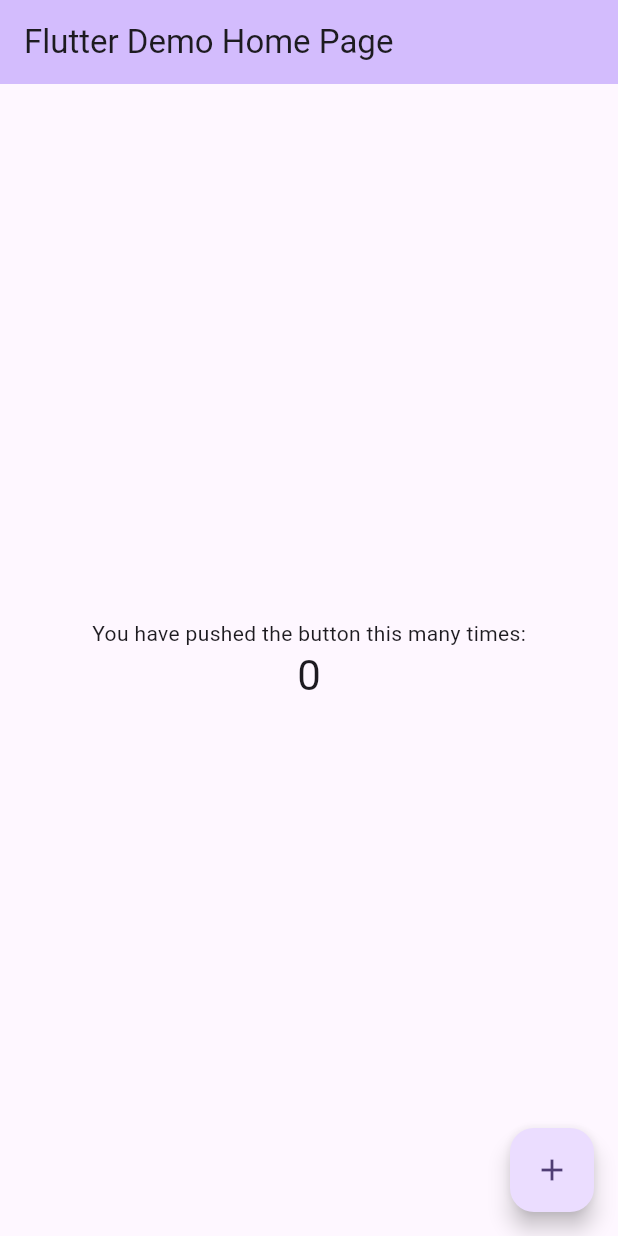
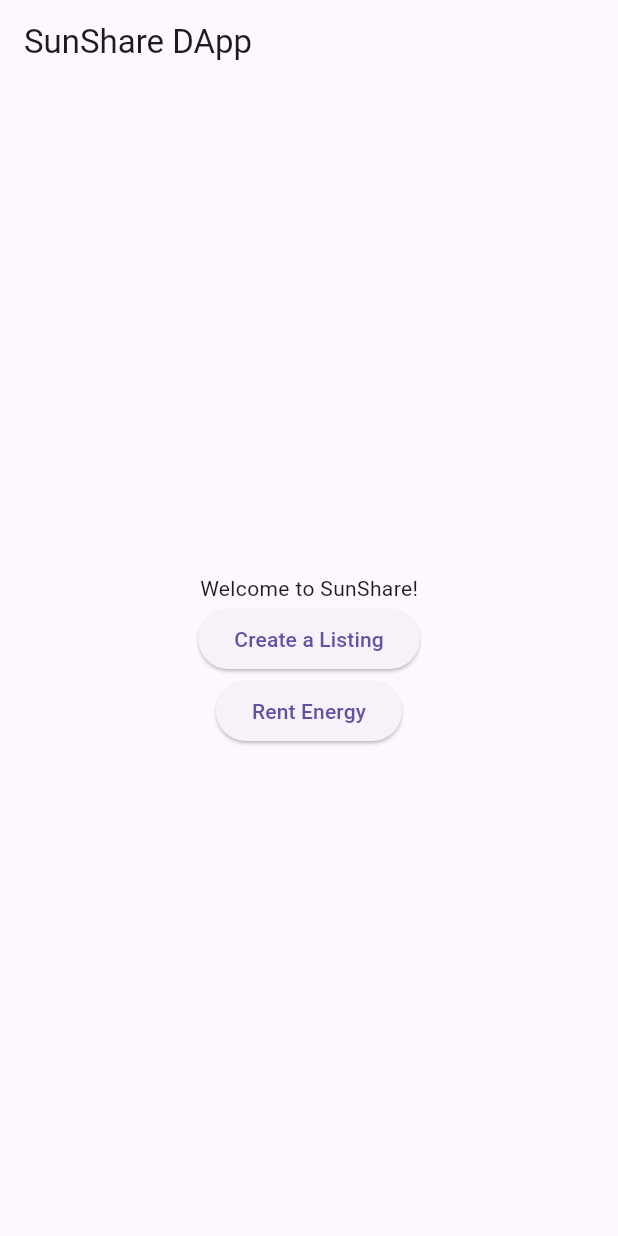
Before and after one commit to SandyUndefined/SunShare, a Flutter app: the screen it shows after launch, on a phone screen of 412 x 824 dp. Run offline on Flutter 3.47's test engine with Material 3 defaults, Android fonts, the phone set to English and light mode, and no system bars.

Commit message:
Started with frontend

```diff
--- a/frontend/lib/main.dart
+++ b/frontend/lib/main.dart
@@ -1,4 +1,7 @@
 import 'package:flutter/material.dart';
+import 'package:frontend/screens/home.dart';
+import 'package:provider/provider.dart';
+import './services/web3_service.dart';
 
 void main() {
   runApp(const MyApp());
@@ -7,119 +10,24 @@ void main() {
 class MyApp extends StatelessWidget {
   const MyApp({super.key});
 
-  // This widget is the root of your application.
   @override
   Widget build(BuildContext context) {
-    return MaterialApp(
-      title: 'Flutter Demo',
-      theme: ThemeData(
-        // This is the theme of your application.
-        //
-        // TRY THIS: Try running your application with "flutter run". You'll see
-        // the application has a purple toolbar. Then, without quitting the app,
-        // try changing the seedColor in the colorScheme below to Colors.green
-        // and then invoke "hot reload" (save your changes or press the "hot
-        // reload" button in a Flutter-supported IDE, or press "r" if you used
-        // the command line to start the app).
-        //
-        // Notice that the counter didn't reset back to zero; the application
-        // state is not lost during the reload. To reset the state, use hot
-        // restart instead.
-        //
-        // This works for code too, not just values: Most code changes can be
-        // tested with just a hot reload.
-        colorScheme: ColorScheme.fromSeed(seedColor: Colors.deepPurple),
-        useMaterial3: true,
+    return MultiProvider(
+      providers: [
+        Provider(create: (_) => Web3Service()),
+      ],
+      child: MaterialApp(
+        title: 'SunShare DApp',
+        theme: ThemeData(
+          primarySwatch: Colors.blue,
+        ),
+        initialRoute: '/',
+        routes: {
+          '/': (context) => Home(),
+          // '/create-listing': (context) => CreateListingScreen(),
+          // '/rent-energy': (context) => RentEnergyScreen(),
+        },
       ),
-      home: const MyHomePage(title: 'Flutter Demo Home Page'),
     );
   }
 }
-
-class MyHomePage extends StatefulWidget {
-  const MyHomePage({super.key, required this.title});
-
-  // This widget is the home page of your application. It is stateful, meaning
-  // that it has a State object (defined below) that contains fields that affect
-  // how it looks.
-
-  // This class is the configuration for the state. It holds the values (in this
-  // case the title) provided by the parent (in this case the App widget) and
-  // used by the build method of the State. Fields in a Widget subclass are
-  // always marked "final".
-
-  final String title;
-
-  @override
-  State<MyHomePage> createState() => _MyHomePageState();
-}
-
-class _MyHomePageState extends State<MyHomePage> {
-  int _counter = 0;
-
-  void _incrementCounter() {
-    setState(() {
-      // This call to setState tells the Flutter framework that something has
-      // changed in this State, which causes it to rerun the build method below
-      // so that the display can reflect the updated values. If we changed
-      // _counter without calling setState(), then the build method would not be
-      // called again, and so nothing would appear to happen.
-      _counter++;
-    });
-  }
-
-  @override
-  Widget build(BuildContext context) {
-    // This method is rerun every time setState is called, for instance as done
-    // by the _incrementCounter method above.
-    //
-    // The Flutter framework has been optimized to make rerunning build methods
-    // fast, so that you can just rebuild anything that needs updating rather
-    // than having to individually change instances of widgets.
-    return Scaffold(
-      appBar: AppBar(
-        // TRY THIS: Try changing the color here to a specific color (to
-        // Colors.amber, perhaps?) and trigger a hot reload to see the AppBar
-        // change color while the other colors stay the same.
-        backgroundColor: Theme.of(context).colorScheme.inversePrimary,
-        // Here we take the value from the MyHomePage object that was created by
-        // the App.build method, and use it to set our appbar title.
-        title: Text(widget.title),
-      ),
-      body: Center(
-        // Center is a layout widget. It takes a single child and positions it
-        // in the middle of the parent.
-        child: Column(
-          // Column is also a layout widget. It takes a list of children and
-          // arranges them vertically. By default, it sizes itself to fit its
-          // children horizontally, and tries to be as tall as its parent.
-          //
-          // Column has various properties to control how it sizes itself and
-          // how it positions its children. Here we use mainAxisAlignment to
-          // center the children vertically; the main axis here is the vertical
-          // axis because Columns are vertical (the cross axis would be
-          // horizontal).
-          //
-          // TRY THIS: Invoke "debug painting" (choose the "Toggle Debug Paint"
-          // action in the IDE, or press "p" in the console), to see the
-          // wireframe for each widget.
-          mainAxisAlignment: MainAxisAlignment.center,
-          children: <Widget>[
-            const Text(
-              'You have pushed the button this many times:',
-            ),
-            Text(
-              '$_counter',
-              style: Theme.of(context).textTheme.headlineMedium,
-            ),
-          ],
-        ),
-      ),
-      floatingActionButton: FloatingActionButton(
-        onPressed: _incrementCounter,
-        tooltip: 'Increment',
-        child: const Icon(Icons.add),
-      ), // This trailing comma makes auto-formatting nicer for build methods.
-    );
-  }
-}
--- /dev/null
+++ b/frontend/lib/screens/home.dart
@@ -0,0 +1,36 @@
+import 'package:flutter/material.dart';
+import 'package:provider/provider.dart';
+import '../services/web3_service.dart';
+
+class Home extends StatelessWidget {
+  @override
+  Widget build(BuildContext context) {
+    final web3Service = Provider.of<Web3Service>(context);
+
+    return Scaffold(
+      appBar: AppBar(
+        title: Text('SunShare DApp'),
+      ),
+      body: Center(
+        child: Column(
+          mainAxisAlignment: MainAxisAlignment.center,
+          children: [
+            Text('Welcome to SunShare!'),
+            ElevatedButton(
+              onPressed: () {
+                Navigator.pushNamed(context, '/create-listing');
+              },
+              child: Text('Create a Listing'),
+            ),
+            ElevatedButton(
+              onPressed: () {
+                Navigator.pushNamed(context, '/rent-energy');
+              },
+              child: Text('Rent Energy'),
+            ),
+          ],
+        ),
+      ),
+    );
+  }
+}
--- a/frontend/pubspec.yaml
+++ b/frontend/pubspec.yaml
@@ -30,6 +30,10 @@ environment:
 dependencies:
   flutter:
     sdk: flutter
+  http: ^1.2.2
+  provider: ^6.1.2
+  web3dart: ^2.7.3
+  json_annotation: ^4.9.0
 
 
   # The following adds the Cupertino Icons font to your application.
```
Also changed, not shown: frontend/lib/services/web3_service.dart (added, +32 -0 lines).
